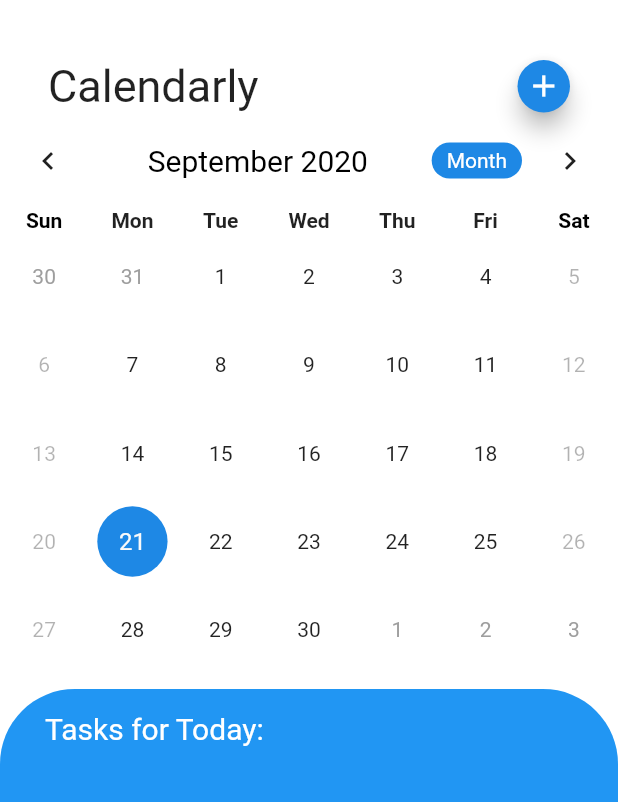
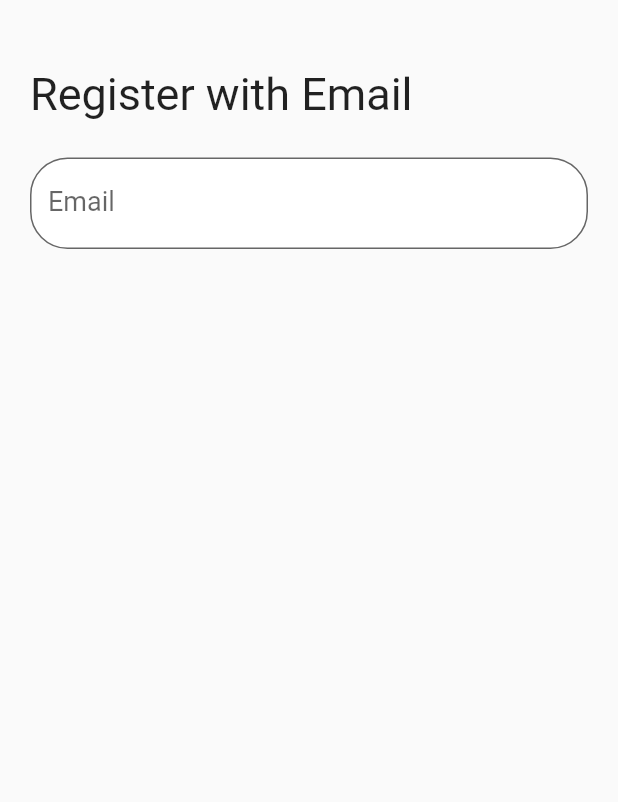
Before and after one commit to kimberlycao/Calendarly, a Flutter app: the screen it shows after launch, on a phone screen of 412 x 824 dp. Shown: the top 802 px of the screen. Run offline on Flutter 3.47's test engine with Material 2 defaults, Android fonts, the phone set to English and light mode, and no system bars; drawn by our look-alikes of table_calendar; our stand-ins replace firebase_auth, firebase_core, firebase_database, flutter_signin_button, google_fonts, google_sign_in; accounts and stored records are empty.

Commit message:
Added auth for users that register/sign-in with emails

```diff
--- /dev/null
+++ b/lib/auth.dart
@@ -0,0 +1,63 @@
+import 'package:firebase_auth/firebase_auth.dart';
+import 'package:google_sign_in/google_sign_in.dart';
+
+//Set up instances
+final FirebaseAuth auth = FirebaseAuth.instance;
+final GoogleSignIn googleSignIn = GoogleSignIn();
+
+Future<User> signInWithGoogle() async {
+  final GoogleSignInAccount googleSignInAccount = await googleSignIn.signIn();
+  final GoogleSignInAuthentication googleSignInAuthentication =
+      await googleSignInAccount.authentication;
+
+  final AuthCredential credential = GoogleAuthProvider.credential(
+      idToken: googleSignInAuthentication.idToken,
+      accessToken: googleSignInAuthentication.accessToken);
+
+  //Takes the user's credentials and authenticates it against Firebase
+  final UserCredential authResult = await auth.signInWithCredential(credential);
+  final User user = authResult.user;
+
+  assert(!user.isAnonymous);
+  assert(await user.getIdToken() != null);
+
+  final User currentUser = auth.currentUser;
+  assert(currentUser.uid == user.uid);
+  print(
+      'signInWithGoogle succeeded: $user'); //to see if the user is signed in successfully
+  return user;
+}
+
+Future<bool> signUp(String email, String password) async {
+  try {
+    UserCredential result = await auth.createUserWithEmailAndPassword(
+        email: email, password: password);
+
+    return Future.value(true);
+  } catch (e) {
+    if (e.code == 'weak-password') {
+      print('The password provided is too weak.');
+    } else if (e.code == 'email-already-in-use') {
+      print('The account already exists for that email.');
+    }
+  }
+}
+
+Future<bool> signIn(String email, String password) async {
+  try {
+    UserCredential result =
+        await auth.signInWithEmailAndPassword(email: email, password: password);
+
+    return Future.value(true);
+  } catch (e) {
+    if (e.code == 'user-not-found') {
+      print('No user found for that email.');
+    } else if (e.code == 'wrong-password') {
+      print('Wrong password provided for that user.');
+    }
+  }
+}
+
+Future<bool> signOut() async {
+  await FirebaseAuth.instance.signOut();
+}
--- /dev/null
+++ b/lib/firebaseDB.dart
@@ -0,0 +1,3 @@
+import 'package:firebase_database/firebase_database.dart';
+import 'add_event.dart';
+import 'package:flutter/material.dart';
--- a/lib/main.dart
+++ b/lib/main.dart
@@ -3,6 +3,7 @@ import 'package:flutter/material.dart';
 import 'login_page.dart';
 import 'add_event.dart';
 import 'package:firebase_core/firebase_core.dart';
+import 'register.dart';
 
 //import 'package:intl/date_symbol_data_local.dart';
 //import 'package:table_calendar/table_calendar.dart';
@@ -37,8 +38,9 @@ class MyApp extends StatelessWidget {
           primarySwatch: Colors.blue,
           visualDensity: VisualDensity.adaptivePlatformDensity,
         ),
-        home: HomePage());
-    //home: LoginScreen());
-    //home: AddEvent());
+        //home: HomePage());
+        //home: LoginScreen());
+        //home: AddEvent());
+        home: RegisterWithEmail());
   }
 }
--- /dev/null
+++ b/lib/register.dart
@@ -0,0 +1,45 @@
+import 'package:flutter/material.dart';
+import 'package:google_fonts/google_fonts.dart';
+
+class RegisterWithEmail extends StatefulWidget {
+  @override
+  _RegisterWithEmailState createState() => _RegisterWithEmailState();
+}
+
+class _RegisterWithEmailState extends State<RegisterWithEmail> {
+  @override
+  Widget build(BuildContext context) {
+    return Scaffold(
+      body: Padding(
+        padding: const EdgeInsets.all(20.0),
+        child: SafeArea(
+          child: Column(
+            crossAxisAlignment: CrossAxisAlignment.start,
+            children: [
+              SizedBox(height: 25),
+              Text("Register with Email",
+                  style: GoogleFonts.breeSerif(fontSize: 30.0)),
+              SizedBox(height: 25.0),
+              TextFormField(
+                validator: (val) {
+                  if (val.length == 0) {
+                    return "Email cannot be empty";
+                  } else {
+                    return null;
+                  }
+                },
+                style: GoogleFonts.breeSerif(fontSize: 18.0),
+                decoration: InputDecoration(
+                    labelText: "Email",
+                    filled: true,
+                    fillColor: Colors.white,
+                    border: OutlineInputBorder(
+                        borderRadius: BorderRadius.circular(25))),
+              ),
+            ],
+          ),
+        ),
+      ),
+    );
+  }
+}
--- a/pubspec.yaml
+++ b/pubspec.yaml
@@ -32,6 +32,7 @@ dependencies:
   intl: ^0.16.1
   cloud_firestore: ^0.14.0+2
   firebase_core: ^0.5.0
+  firebase_database: ^4.0.0
 
 
 
```
Also changed, not shown: lib/authentication.dart (deleted, +0 -36 lines), lib/login_page.dart (+12 -3 lines), pubspec.lock.
